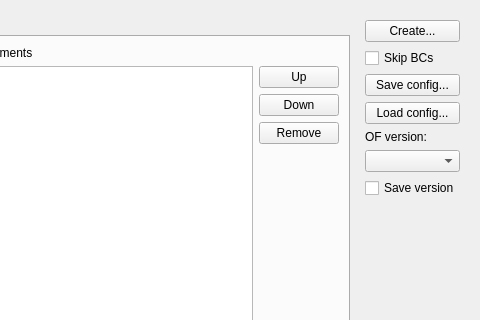
Old version of the form src/extensions/openfoam/isutils/isofCaseBuilder/isofcasebuilderwindow.ui in the repository hkroeger/insightcae; both pictures show x 563 to 1043 and y 0 to 320 of the 1043 by 655 pixel window.
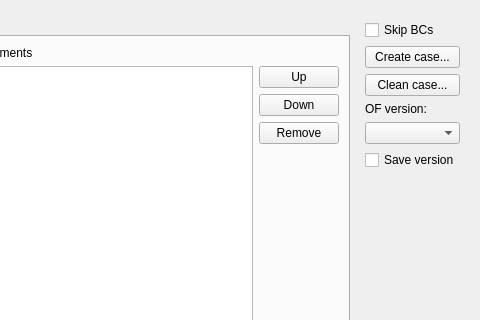
New version of the form.

Commit message: some improvements to case builder

Diff of the .ui file:
```diff
--- a/src/extensions/openfoam/isutils/isofCaseBuilder/isofcasebuilderwindow.ui
+++ b/src/extensions/openfoam/isutils/isofCaseBuilder/isofcasebuilderwindow.ui
@@ -260,13 +260,6 @@
       </sizepolicy>
      </property>
      <layout class="QVBoxLayout" name="verticalLayout_3">
-      <item>
-       <widget class="QPushButton" name="create_btn">
-        <property name="text">
-         <string>Create...</string>
-        </property>
-       </widget>
-      </item>
       <item>
        <widget class="QCheckBox" name="skipBCswitch">
         <property name="text">
@@ -275,16 +268,16 @@
        </widget>
       </item>
       <item>
-       <widget class="QPushButton" name="save_btn">
+       <widget class="QPushButton" name="create_btn">
         <property name="text">
-         <string>Save config...</string>
+         <string>Create case...</string>
         </property>
        </widget>
       </item>
       <item>
        <widget class="QPushButton" name="load_btn">
         <property name="text">
-         <string>Load config...</string>
+         <string>Clean case...</string>
         </property>
        </widget>
       </item>
```
Left out of the diff: 5 changed lines with no effect on the pictures. The commit also changes 7 other files.
